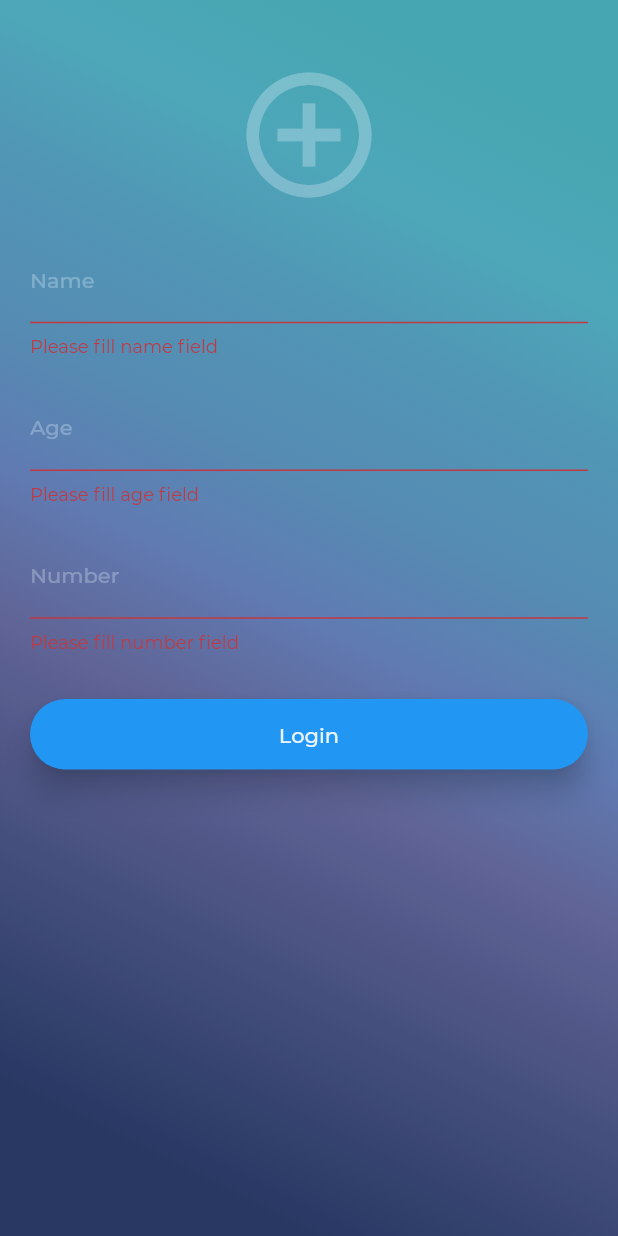
After one commit to devdesrel/tasnet2.0, a Flutter app: the AuthorizationPage screen opened directly, after a tap on "Login", on a phone screen of 412 x 824 dp. The commit adds this screen. Run offline on Flutter 3.47's test engine with Material 2 defaults, Android fonts, the phone set to English and light mode, and no system bars; our stand-ins replace dio, geolocator, rxdart, shared_preferences; missing offline and left inert: mapbox_gl, wifi; accounts and stored records are empty.

Commit message:
sharedPrefs added

```diff
--- /dev/null
+++ b/lib/authorization_page.dart
@@ -0,0 +1,186 @@
+import 'package:flutter/material.dart';
+import 'package:tasnet/bloc/authorization_bloc.dart';
+
+import 'custom_map_page.dart';
+
+class AuthorizationPage extends StatefulWidget {
+  @override
+  _AuthorizationPageState createState() => _AuthorizationPageState();
+}
+
+class _AuthorizationPageState extends State<AuthorizationPage> {
+  var bloc = AuthorizationBloc();
+  final _formKey = GlobalKey<FormState>();
+
+  @override
+  void dispose() {
+    bloc.dispose();
+    super.dispose();
+  }
+
+  Future<bool> saveUserCredentials() async {
+    var form = _formKey.currentState;
+    if (form.validate()) {
+      form.save();
+      return true;
+    } else {
+      return false;
+    }
+  }
+
+  @override
+  Widget build(BuildContext context) {
+    return Scaffold(
+      backgroundColor: Colors.blue,
+      body: Opacity(
+        opacity: 0.9,
+        child: Container(
+          decoration: BoxDecoration(
+            gradient: LinearGradient(
+              begin: Alignment.topRight,
+              end: Alignment.bottomLeft,
+              // Add one stop for each color. Stops should increase from 0 to 1
+              stops: [0.09, 0.2, 0.3, 0.4, 0.5, 0.6, 0.9],
+              colors: [
+                // Colors are easy thanks to Flutter's Colors class.
+                Color(0xFF4BA8AA),
+                Color(0xFF52A9B3),
+                //#52A9B3
+                Color(0xFF5796AF),
+                Color(0xFF5B8CAD),
+                Color(0xFF6778AC),
+                //#5B8CAD
+                //#6778AC
+                Color(0xFF675F8C),
+                // #675F8C
+                // Color(0xFF292E54),
+                Color(0xFF292E54),
+              ],
+            ),
+          ),
+          child: Padding(
+            padding: const EdgeInsets.all(20.0),
+            child: Form(
+              key: _formKey,
+              child: ListView(
+                // mainAxisAlignment: MainAxisAlignment.center,
+                // crossAxisAlignment: CrossAxisAlignment.center,
+                children: <Widget>[
+                  Padding(
+                    padding: const EdgeInsets.symmetric(
+                        horizontal: 8.0, vertical: 20.0),
+                    child: Icon(
+                      Icons.add_circle_outline,
+                      size: 100.0,
+                      color: Colors.white30,
+                    ),
+                  ),
+                  TextFormField(
+                    style: Theme.of(context).textTheme.body2.copyWith(
+                        color: Colors.white, decorationColor: Colors.white),
+                    autofocus: false,
+                    autovalidate: false,
+                    keyboardType: TextInputType.text,
+                    decoration: InputDecoration(
+                      labelText: "Name",
+                      labelStyle: TextStyle(color: Colors.white30),
+                    ),
+                    validator: (value) {
+                      if (value.isEmpty) {
+                        return "Please fill name field";
+                      } else {
+                        return null;
+                      }
+                    },
+                    onSaved: (val) {
+                      bloc.userNumber.add(val);
+                    },
+                  ),
+                  SizedBox(
+                    height: 20.0,
+                  ),
+                  TextFormField(
+                    style: Theme.of(context).textTheme.body2.copyWith(
+                        color: Colors.white, decorationColor: Colors.white),
+                    autofocus: false,
+                    autovalidate: false,
+                    keyboardType: TextInputType.text,
+                    decoration: InputDecoration(
+                      labelText: "Age",
+                      labelStyle: TextStyle(color: Colors.white30),
+                    ),
+                    validator: (value) {
+                      if (value.isEmpty) {
+                        return "Please fill age field";
+                      } else {
+                        return null;
+                      }
+                    },
+                    onSaved: (val) {
+                      bloc.userAge.add(val);
+                    },
+                  ),
+                  SizedBox(
+                    height: 20.0,
+                  ),
+                  TextFormField(
+                    style: Theme.of(context).textTheme.body2.copyWith(
+                        color: Colors.white, decorationColor: Colors.white),
+                    autofocus: false,
+                    autovalidate: false,
+                    keyboardType: TextInputType.text,
+                    decoration: InputDecoration(
+                      labelText: "Number",
+                      labelStyle: TextStyle(color: Colors.white30),
+                    ),
+                    validator: (value) {
+                      if (value.isEmpty) {
+                        return "Please fill number field";
+                      } else {
+                        return null;
+                      }
+                    },
+                    onSaved: (val) {
+                      bloc.userNumber.add(val);
+                    },
+                  ),
+                  SizedBox(
+                    height: 30.0,
+                  ),
+                  Padding(
+                    padding: EdgeInsets.only(bottom: 12.0),
+                    child: RaisedButton(
+                      padding: const EdgeInsets.symmetric(vertical: 15.0),
+                      color: Theme.of(context).accentColor,
+                      elevation: 8.0,
+                      shape: RoundedRectangleBorder(
+                        borderRadius: BorderRadius.all(Radius.circular(100.0)),
+                      ),
+                      child: Text(
+                        'Login',
+                        style: TextStyle(color: Colors.white),
+                      ),
+                      onPressed: () {
+                        // bloc.getMacAddree();
+                        saveUserCredentials().then((resp) {
+                          resp
+                              ? Navigator.push(
+                                  context,
+                                  MaterialPageRoute(
+                                      builder: (_) => CustomMapPage()))
+                              : null;
+                        });
+                        // Navigator.push(context,
+                        //     MaterialPageRoute(builder: (_) => CustomMapPage()));
+                      },
+                    ),
+                  ),
+                ],
+              ),
+            ),
+          ),
+        ),
+      ),
+    );
+  }
+}
--- /dev/null
+++ b/lib/bloc/authorization_bloc.dart
@@ -0,0 +1,123 @@
+import 'dart:async';
+
+import 'package:dio/dio.dart';
+import 'package:html/parser.dart' show parse;
+import 'package:http/http.dart' as http;
+import 'package:rxdart/rxdart.dart';
+import 'package:tasnet/constants.dart';
+import 'package:tasnet/helpers/funtion_helpers.dart';
+
+class AuthorizationBloc {
+  AuthorizationBloc() {
+    _userNameController.stream.listen((name) {
+      saveCredentials(namePrefName, name);
+    });
+    _userAgeController.stream.listen((age) {
+      saveCredentials(namePrefName, age);
+    });
+    _userNumberController.stream.listen((number) {
+      saveCredentials(namePrefName, number);
+    });
+  }
+
+  ///Sink
+  Sink<String> get userName => _userNameController.sink;
+
+  final _userNameController = StreamController<String>();
+
+  Sink<String> get userAge => _userAgeController.sink;
+
+  final _userAgeController = StreamController<String>();
+
+  Sink<String> get userNumber => _userNumberController.sink;
+
+  final _userNumberController = StreamController<String>();
+
+  ///Stream
+  Stream<String> get apiRequestValue => _apiRequestValueSubject.stream;
+
+  final _apiRequestValueSubject = BehaviorSubject<String>();
+
+  ///make a request to get mac address of device
+  Future<String> getMacAddree() async {
+    String _macAddress = '';
+    String url = "http://innovo.tasnet/";
+    try {
+      http.Response _response = await http.get(url);
+      if (_response.statusCode == 200)
+        _macAddress = await _parseMacAddress(_response);
+      await login(_macAddress);
+
+      //TODO: show flushbar with error
+    } catch (e) {
+      print(e);
+      //TODO: show flushbar with error
+    }
+
+    return _macAddress;
+  }
+
+  Future<String> _parseMacAddress(http.Response apiResponse) async {
+    String _macAddress = '';
+    String name = "mac2";
+    print(apiResponse.body.toString());
+    var parsedElement = parse(apiResponse.body)
+        .body
+        .querySelector('input[name="$name"]')
+        .outerHtml
+        .toString();
+    print(parsedElement);
+    _macAddress = parsedElement
+        .split(new RegExp('name="$name"'))
+        .last
+        .split(r'=')
+        .last
+        .replaceAll((r'>'), '')
+        .replaceAll((r'"'), '')
+        .trim();
+
+    print(_macAddress);
+    return _macAddress;
+  }
+
+  Future<void> loginDio() async {
+    Dio dio = Dio();
+    // Response _response = await dio.post("http://innovo.tasnet/login", data: {
+    //   {"name": "username", "value": "5d12227ad8faaf2771f1ba7e"},
+    //   {"name": "password", "value": "macaspassword"}
+    // });
+    String fields = "{\n" +
+        "          \"fields\": [\n" +
+        "            {\"name\": \"username\", \"value\": \"5d12227ad8faaf2771f1ba7e\"},\n" +
+        "            {\"name\": \"password\", \"value\": \"macaspassword\"},\n" +
+        "          ]\n" +
+        "        }";
+    FormData formData = new FormData.from({"body": fields});
+
+    Response response =
+        await dio.post("http://innovo.tasnet/login", data: formData);
+    response.statusCode == 200 ? print("Success!") : print("Failed");
+  }
+
+  Future<void> login(String macAddress) async {
+    //name=username value=5d12227ad8faaf2771f1ba7e
+    //name=password value=macaspassword
+    String _name = "5d12227ad8faaf2771f1ba7e";
+    String _url = "http://innovo.tasnet/login";
+
+    var uri = Uri.parse(_url);
+    var request = new http.MultipartRequest("POST", uri);
+    request.fields["username"] = _name;
+    request.fields["password"] = macAddress;
+
+    var response = await request.send();
+    if (response.statusCode == 200) print('Uploaded!');
+  }
+
+  dispose() {
+    _apiRequestValueSubject.close();
+    _userAgeController.close();
+    _userNameController.close();
+    _userNumberController.close();
+  }
+}
--- /dev/null
+++ b/lib/constants.dart
@@ -0,0 +1,3 @@
+String namePrefName = "userName";
+String agePrefName = "userAge";
+String numberPrefName = "userNumber";
--- a/lib/custom_map_page.dart
+++ b/lib/custom_map_page.dart
@@ -18,6 +18,8 @@ class CustomMapPage extends StatefulWidget {
 //   }
 
 class _CustomMapPageState extends State<CustomMapPage> {
+  var _bloc = MapBloc();
+
   MapboxMapController _controller;
   Position currentLocation;
   Future<Position> getCurrentLocation() async {
@@ -49,12 +51,12 @@ class _CustomMapPageState extends State<CustomMapPage> {
   @override
   void dispose() {
     _controller.dispose();
+    _bloc.dispose();
     super.dispose();
   }
 
   @override
   Widget build(BuildContext context) {
-    var _bloc = MapBloc();
     double screenHeight = MediaQuery.of(context).size.height;
     final List<Place> testList = [
       Place(
--- /dev/null
+++ b/lib/helpers/funtion_helpers.dart
@@ -0,0 +1,6 @@
+import 'package:shared_preferences/shared_preferences.dart';
+
+Future<void> saveCredentials(String key, String value) async {
+  SharedPreferences prefs = await SharedPreferences.getInstance();
+  prefs.setString(key, value);
+}
--- a/lib/main.dart
+++ b/lib/main.dart
@@ -1,7 +1,8 @@
 import 'package:flutter/material.dart';
+import 'package:tasnet/custom_map_page.dart';
 import 'package:wifi/wifi.dart';
 
-import 'custom_map_page.dart';
+import 'authorization_page.dart';
 
 void main() => runApp(MyApp());
 
```
Also changed, not shown: pubspec.yaml (+4 -4 lines), pubspec.lock, 1 other file.
